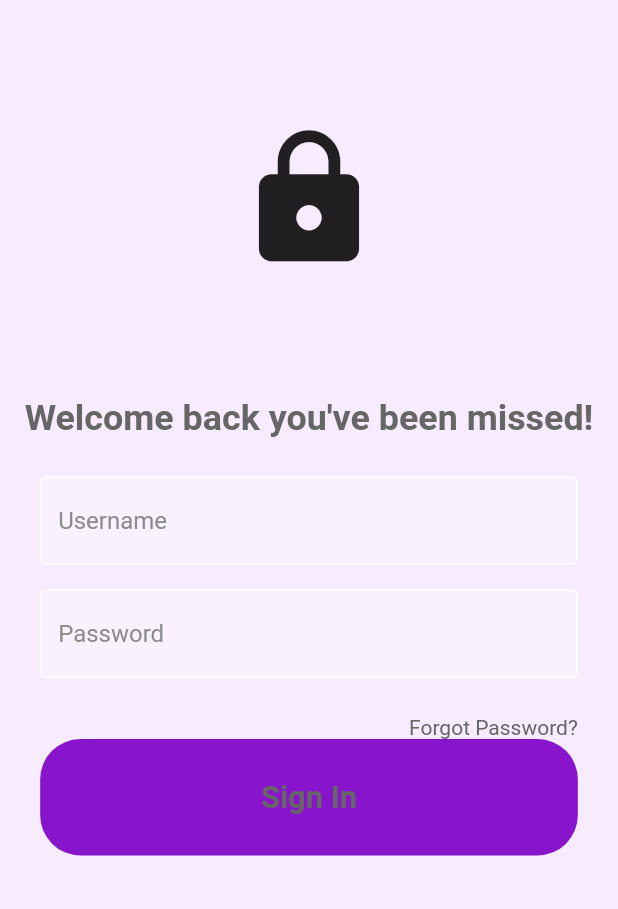
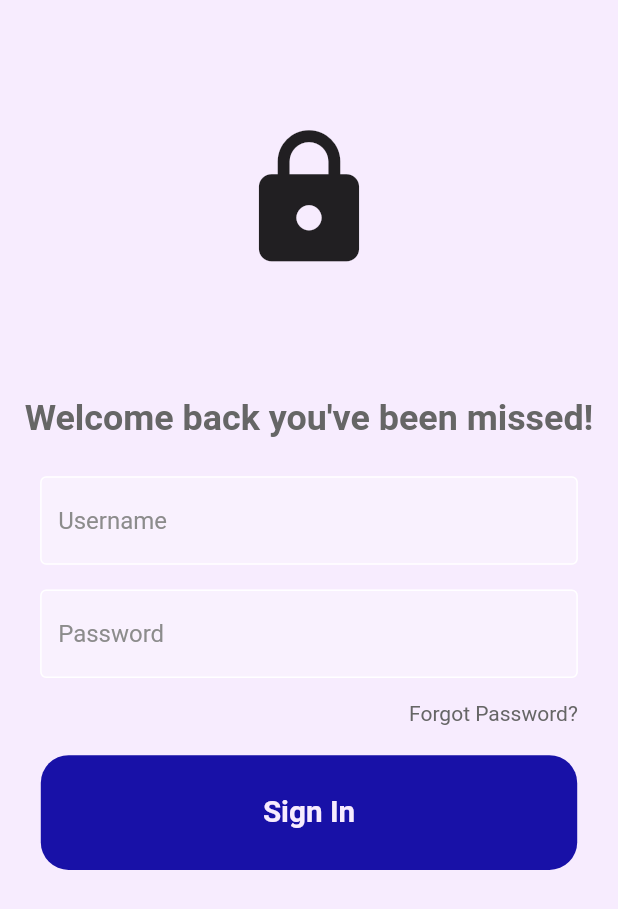
Before and after one commit to abdulmoiz2501/DoorStep-Resident, a Flutter app: the screen it shows after launch, on a phone screen of 412 x 824 dp. Shown: the top 909 px of the screen. Run offline on Flutter 3.47's test engine with Material 2 defaults, Android fonts, the light colour scheme and no system bars; Roboto replaces fonts that are missing (Montserrat).

```diff
--- /dev/null
+++ b/lib/auth/signUserIn.dart
@@ -0,0 +1,10 @@
+import 'package:flutter/material.dart';
+
+void signUserIn() {
+  // Navigator.push(
+  //   context,
+  //   MaterialPageRoute(
+  //     builder: (context) => Dashboard(),
+  //   ),
+  // );
+}
--- a/lib/components/signInButton.dart
+++ b/lib/components/signInButton.dart
@@ -2,25 +2,35 @@ import 'package:flutter/material.dart';
 
 import '../constants/colors.dart';
 class SignInButton extends StatelessWidget {
-  const SignInButton({super.key});
+
+
+  final Function()? onTap;
+
+  const SignInButton({super.key, this.onTap});
+
+
+
 
   @override
   Widget build(BuildContext context) {
-    return Container(
+    return GestureDetector(
+      onTap: onTap,
+      child: Container(
         padding: EdgeInsets.all(MediaQuery.of(context).size.width * 0.065),
-      margin: EdgeInsets.symmetric(horizontal: MediaQuery.of(context).size.width * 0.065),
+        margin: EdgeInsets.symmetric(horizontal: MediaQuery.of(context).size.width * 0.066),
         decoration: BoxDecoration(
-        color: kPrimaryColor,
-        borderRadius: BorderRadius.circular(MediaQuery.of(context).size.width * 0.065),
+          color: kAccentColor,
+          borderRadius: BorderRadius.circular(MediaQuery.of(context).size.width * 0.045),
         ),
         child: Center(
           child: Text(
             'Sign In',
             style: TextStyle(
-            color: kTextColor,
-            fontSize: MediaQuery.of(context).size.height * 0.025,
+              color: kPrimaryLightColor,
+              fontSize: MediaQuery.of(context).size.height * 0.024,
               fontWeight: FontWeight.bold,
-            fontFamily: 'Montserrat',
+              //fontFamily: 'Montserrat',
+            ),
           ),
         ),
       ),
--- a/lib/ui/login_page.dart
+++ b/lib/ui/login_page.dart
@@ -2,6 +2,8 @@ import 'package:flutter/material.dart';
 import 'package:project/components/signInButton.dart';
 import 'package:project/components/textfield.dart';
 import 'package:project/constants/colors.dart';
+
+import '../auth/signUserIn.dart';
 
 class LoginPage extends StatefulWidget {
   LoginPage({Key? key}) : super(key: key);
@@ -67,7 +69,7 @@ class _LoginPageState extends State<LoginPage> {
               ),
 
               SizedBox(
-                height: MediaQuery.of(context).size.height * 0.03,
+                height: MediaQuery.of(context).size.height * 0.019,
               ),
 
               //forgot pass
@@ -84,11 +86,14 @@ class _LoginPageState extends State<LoginPage> {
                 ),
               ),
 
+              SizedBox(
+                height: MediaQuery.of(context).size.height * 0.024,
+              ),
               //signin
-              SignInButton(),
+              SignInButton(onTap: signUserIn,),
               //continue with
 
-              //google sinin
+              //google signin
 
               //not a user?
             ],
```
Lines whose indentation alone changed are shown as unchanged.
